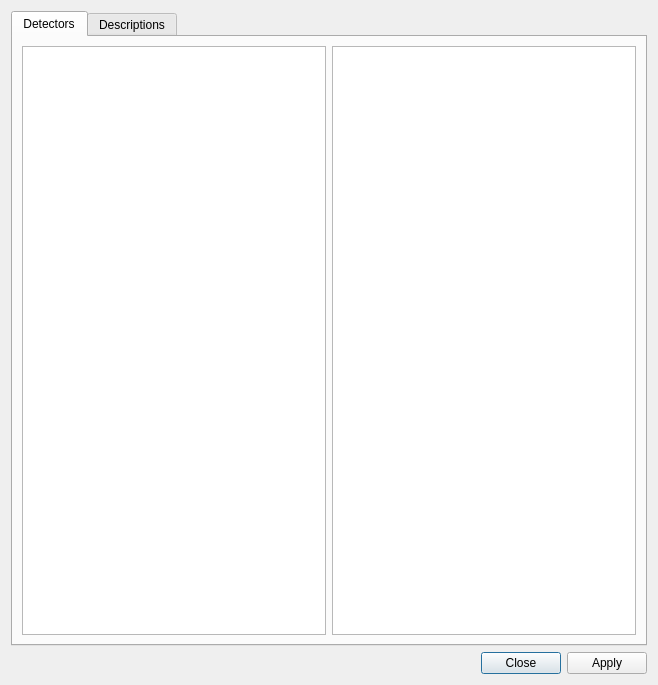
nexdatas/nxselector, file nxselector/ui/cpgroupsdlg.ui: the form before one commit.
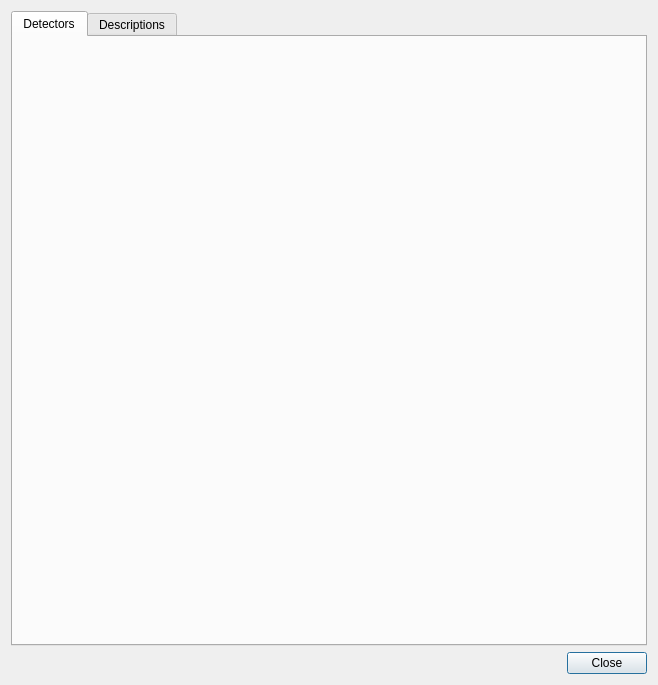
The form after the commit.

```diff
--- a/nxselector/ui/cpgroupsdlg.ui
+++ b/nxselector/ui/cpgroupsdlg.ui
@@ -25,18 +25,7 @@
         <attribute name="title">
          <string>Detectors</string>
         </attribute>
-        <layout class="QGridLayout" name="gridLayout_3">
-         <item row="0" column="0">
-          <layout class="QGridLayout" name="gridLayout_2">
-           <item row="0" column="0">
-            <widget class="QTableWidget" name="dcpTableWidget"/>
-           </item>
-           <item row="0" column="1">
-            <widget class="QTableWidget" name="ddsTableWidget"/>
-           </item>
-          </layout>
-         </item>
-        </layout>
+        <zorder>closeButtonBox</zorder>
        </widget>
        <widget class="QWidget" name="beamline">
         <attribute name="title">
@@ -60,7 +49,7 @@
      <item>
       <widget class="QDialogButtonBox" name="closeButtonBox">
        <property name="standardButtons">
-        <set>QDialogButtonBox::Apply|QDialogButtonBox::Close</set>
+        <set>QDialogButtonBox::Close</set>
        </property>
       </widget>
      </item>
```
Left out of the diff: 12 changed lines with no effect on the pictures.
